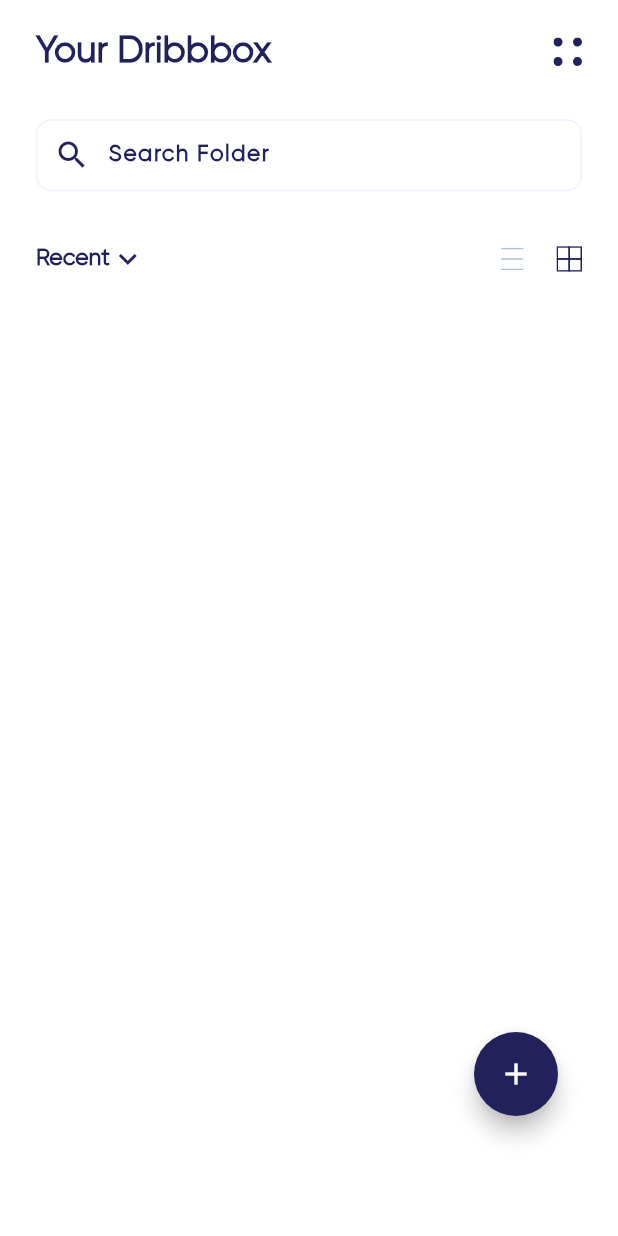
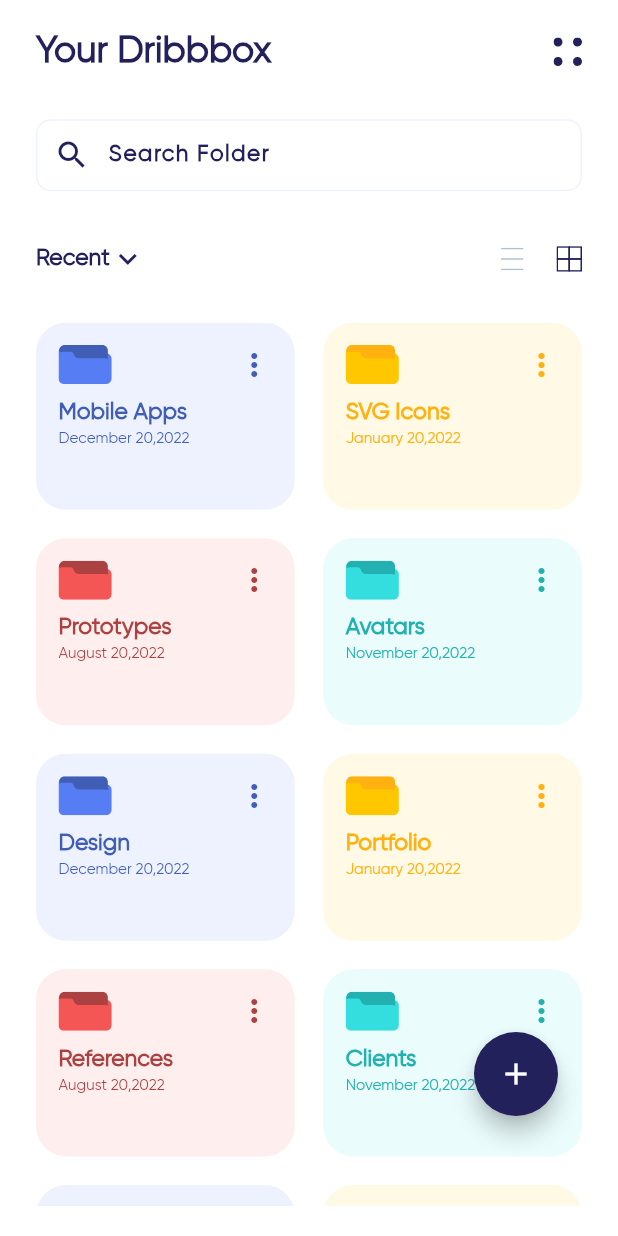
Before and after one commit to logicberry/file-storage-app, a Flutter app: the screen it shows after launch, on a phone screen of 412 x 824 dp. Run offline on Flutter 3.47's test engine with Material 2 defaults, Android fonts, the phone set to English and light mode, and no system bars; our stand-ins replace device_preview, flutter_screenutil, flutter_svg.

Commit message:
feat: Complete home screen

```diff
--- a/lib/src/screens/home.dart
+++ b/lib/src/screens/home.dart
@@ -50,7 +50,88 @@ class HomeScreen extends StatelessWidget {
                   ],
                 ),
                 Space.height(context, 30),
-
+                Expanded(
+                  child: SingleChildScrollView(
+                    child: GridView.count(
+                        crossAxisCount: 2,
+                        mainAxisSpacing: 19,
+                        crossAxisSpacing: 19,
+                        childAspectRatio: 148 / 107,
+                        shrinkWrap: true,
+                        children: [
+                          FileBox(
+                            title: 'Mobile Apps',
+                            subtitle: 'December 20,2022',
+                            backgroundColor: AppColors.blue.withOpacity(0.1),
+                            color: AppColors.blue,
+                            topColor: AppColors.darkBlue,
+                          ),
+                          FileBox(
+                            title: 'SVG Icons',
+                            subtitle: 'January 20,2022',
+                            backgroundColor: AppColors.yellow.withOpacity(0.1),
+                            color: AppColors.yellow,
+                            topColor: AppColors.darkYellow,
+                          ),
+                          FileBox(
+                            title: 'Prototypes',
+                            subtitle: 'August 20,2022',
+                            backgroundColor: AppColors.red.withOpacity(0.1),
+                            color: AppColors.red,
+                            topColor: AppColors.darkRed,
+                          ),
+                          FileBox(
+                            title: 'Avatars',
+                            subtitle: 'November 20,2022',
+                            backgroundColor: AppColors.lime.withOpacity(0.1),
+                            color: AppColors.lime,
+                            topColor: AppColors.darkLime,
+                          ),
+                          FileBox(
+                            title: 'Design',
+                            subtitle: 'December 20,2022',
+                            backgroundColor: AppColors.blue.withOpacity(0.1),
+                            color: AppColors.blue,
+                            topColor: AppColors.darkBlue,
+                          ),
+                          FileBox(
+                            title: 'Portfolio',
+                            subtitle: 'January 20,2022',
+                            backgroundColor: AppColors.yellow.withOpacity(0.1),
+                            color: AppColors.yellow,
+                            topColor: AppColors.darkYellow,
+                          ),
+                          FileBox(
+                            title: 'References',
+                            subtitle: 'August 20,2022',
+                            backgroundColor: AppColors.red.withOpacity(0.1),
+                            color: AppColors.red,
+                            topColor: AppColors.darkRed,
+                          ),
+                          FileBox(
+                            title: 'Clients',
+                            subtitle: 'November 20,2022',
+                            backgroundColor: AppColors.lime.withOpacity(0.1),
+                            color: AppColors.lime,
+                            topColor: AppColors.darkLime,
+                          ),
+                          FileBox(
+                            title: 'Dev Ops',
+                            subtitle: 'December 20,2022',
+                            backgroundColor: AppColors.blue.withOpacity(0.1),
+                            color: AppColors.blue,
+                            topColor: AppColors.darkBlue,
+                          ),
+                          FileBox(
+                            title: 'Data Science',
+                            subtitle: 'January 20,2022',
+                            backgroundColor: AppColors.yellow.withOpacity(0.1),
+                            color: AppColors.yellow,
+                            topColor: AppColors.darkYellow,
+                          ),
+                        ]),
+                  ),
+                ),
               ],
             ),
             Positioned(
```
